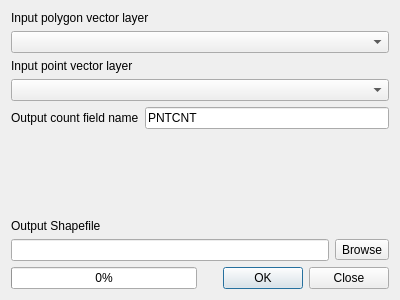
The window that python/plugins/fTools/tools/frmPointsInPolygon.ui (qgis/QGIS) describes before a commit, drawn with Qt 5.
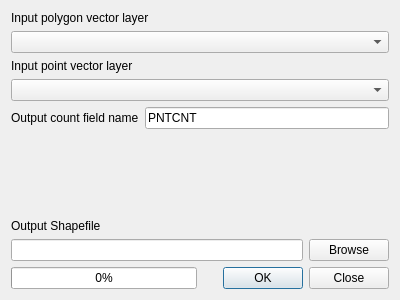
The same window after the commit.

Commit message: [ftools] homogenizes UI: changes browse button from QToolButton to QPushButton

```diff
--- a/python/plugins/fTools/tools/frmPointsInPolygon.ui
+++ b/python/plugins/fTools/tools/frmPointsInPolygon.ui
@@ -95,7 +95,7 @@
         </widget>
        </item>
        <item>
-        <widget class="QToolButton" name="toolOut">
+        <widget class="QPushButton" name="toolOut">
          <property name="text">
           <string>Browse</string>
          </property>
```
The commit also changes 13 other files.
